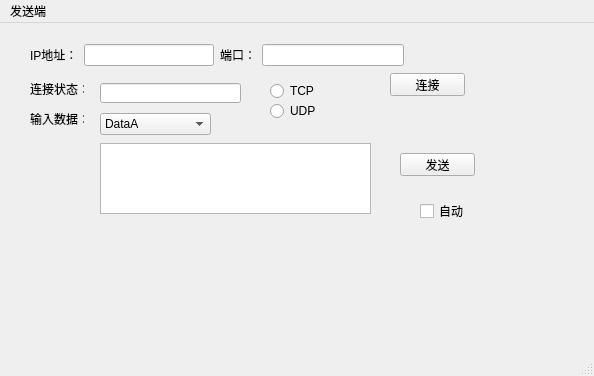
The window that APP/Client/client.ui (MarkeNoBoluo/Socket-connection) describes before a commit, drawn with Qt 5.
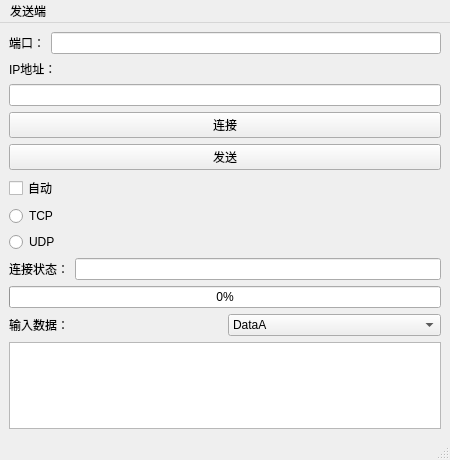
The same window after the commit.

What changed in the file:
```diff
--- a/APP/Client/client.ui
+++ b/APP/Client/client.ui
@@ -6,192 +6,193 @@
    <rect>
     <x>0</x>
     <y>0</y>
-    <width>594</width>
-    <height>376</height>
+    <width>450</width>
+    <height>460</height>
    </rect>
   </property>
   <property name="windowTitle">
    <string>App</string>
   </property>
+  <property name="styleSheet">
+   <string notr="true">QPushButton{
+ color:black
+}
+QPushButton:hover{
+ color:yellow
+}
+QPushButton:pressed{
+ color:red
+}
+
+QComboBox QAbstractItemView {
+    border: 2px solid darkgray;
+    selection-background-color: red;
+}
+QComboBox:editable {
+    background: blue;
+}
+</string>
+  </property>
   <widget class="QWidget" name="centralwidget">
-   <widget class="QPushButton" name="pushButton_send">
-    <property name="geometry">
-     <rect>
-      <x>400</x>
-      <y>130</y>
-      <width>75</width>
-      <height>23</height>
-     </rect>
-    </property>
-    <property name="text">
-     <string>发送</string>
-    </property>
-   </widget>
-   <widget class="QPushButton" name="pushButtonconnect">
-    <property name="geometry">
-     <rect>
-      <x>390</x>
-      <y>50</y>
-      <width>75</width>
-      <height>23</height>
-     </rect>
-    </property>
-    <property name="text">
-     <string>连接</string>
-    </property>
-   </widget>
-   <widget class="QCheckBox" name="checkBox_auto">
-    <property name="geometry">
-     <rect>
-      <x>420</x>
-      <y>180</y>
-      <width>71</width>
-      <height>16</height>
-     </rect>
-    </property>
-    <property name="text">
-     <string>自动</string>
-    </property>
-   </widget>
-   <widget class="QLineEdit" name="lineEdit_state">
-    <property name="geometry">
-     <rect>
-      <x>100</x>
-      <y>60</y>
-      <width>141</width>
-      <height>20</height>
-     </rect>
-    </property>
-   </widget>
-   <widget class="QLabel" name="label">
-    <property name="geometry">
-     <rect>
-      <x>30</x>
-      <y>60</y>
-      <width>54</width>
-      <height>12</height>
-     </rect>
-    </property>
-    <property name="text">
-     <string>连接状态：</string>
-    </property>
-   </widget>
-   <widget class="QComboBox" name="comboBox">
-    <property name="geometry">
-     <rect>
-      <x>100</x>
-      <y>90</y>
-      <width>111</width>
-      <height>22</height>
-     </rect>
-    </property>
+   <layout class="QVBoxLayout" name="verticalLayout_6">
     <item>
-     <property name="text">
-      <string>DataA</string>
-     </property>
+     <layout class="QVBoxLayout" name="verticalLayout_4">
+      <item>
+       <layout class="QHBoxLayout" name="horizontalLayout_2">
+        <item>
+         <widget class="QLabel" name="label_4">
+          <property name="text">
+           <string>端口：</string>
+          </property>
+         </widget>
+        </item>
+        <item>
+         <widget class="QLineEdit" name="portEdit"/>
+        </item>
+       </layout>
+      </item>
+      <item>
+       <layout class="QVBoxLayout" name="verticalLayout_5">
+        <item>
+         <widget class="QLabel" name="label_3">
+          <property name="text">
+           <string>IP地址：</string>
+          </property>
+         </widget>
+        </item>
+        <item>
+         <widget class="QLineEdit" name="ipEdit"/>
+        </item>
+       </layout>
+      </item>
+     </layout>
     </item>
     <item>
-     <property name="text">
-      <string>DataB</string>
-     </property>
+     <layout class="QVBoxLayout" name="verticalLayout_3">
+      <item>
+       <layout class="QVBoxLayout" name="verticalLayout">
+        <item>
+         <widget class="QPushButton" name="pushButtonconnect">
+          <property name="styleSheet">
+           <string notr="true">pushButtonconnect {color: red}</string>
+          </property>
+          <property name="text">
+           <string>连接</string>
+          </property>
+         </widget>
+        </item>
+       </layout>
+      </item>
+     </layout>
     </item>
-   </widget>
-   <widget class="QLabel" name="label_2">
-    <property name="geometry">
-     <rect>
-      <x>30</x>
-      <y>90</y>
-      <width>54</width>
-      <height>12</height>
-     </rect>
-    </property>
-    <property name="text">
-     <string>输入数据：</string>
-    </property>
-   </widget>
-   <widget class="QTextEdit" name="textEdit_enter">
-    <property name="geometry">
-     <rect>
-      <x>100</x>
-      <y>120</y>
-      <width>271</width>
-      <height>71</height>
-     </rect>
-    </property>
-   </widget>
-   <widget class="QRadioButton" name="radioButton_TCP">
-    <property name="geometry">
-     <rect>
-      <x>270</x>
-      <y>60</y>
-      <width>89</width>
-      <height>16</height>
-     </rect>
-    </property>
-    <property name="text">
-     <string>TCP</string>
-    </property>
-   </widget>
-   <widget class="QRadioButton" name="radioButton_UDP">
-    <property name="geometry">
-     <rect>
-      <x>270</x>
-      <y>80</y>
-      <width>89</width>
-      <height>16</height>
-     </rect>
-    </property>
-    <property name="text">
-     <string>UDP</string>
-    </property>
-   </widget>
-   <widget class="QWidget" name="">
-    <property name="geometry">
-     <rect>
-      <x>30</x>
-      <y>20</y>
-      <width>374</width>
-      <height>24</height>
-     </rect>
-    </property>
-    <layout class="QHBoxLayout" name="horizontalLayout_3">
-     <item>
-      <layout class="QHBoxLayout" name="horizontalLayout">
-       <item>
-        <widget class="QLabel" name="label_3">
+    <item>
+     <layout class="QVBoxLayout" name="verticalLayout_2">
+      <item>
+       <widget class="QPushButton" name="pushButton_send">
+        <property name="styleSheet">
+         <string notr="true"/>
+        </property>
+        <property name="text">
+         <string>发送</string>
+        </property>
+       </widget>
+      </item>
+      <item>
+       <widget class="QCheckBox" name="checkBox_auto">
+        <property name="text">
+         <string>自动</string>
+        </property>
+       </widget>
+      </item>
+      <item>
+       <widget class="QRadioButton" name="radioButton_TCP">
+        <property name="text">
+         <string>TCP</string>
+        </property>
+       </widget>
+      </item>
+      <item>
+       <widget class="QRadioButton" name="radioButton_UDP">
+        <property name="text">
+         <string>UDP</string>
+        </property>
+       </widget>
+      </item>
+     </layout>
+    </item>
+    <item>
+     <layout class="QHBoxLayout" name="horizontalLayout_4">
+      <item>
+       <widget class="QLabel" name="label">
+        <property name="text">
+         <string>连接状态：</string>
+        </property>
+       </widget>
+      </item>
+      <item>
+       <widget class="QLineEdit" name="lineEdit_state">
+        <property name="styleSheet">
+         <string notr="true">QLineEdit{color:red}</string>
+        </property>
+       </widget>
+      </item>
+     </layout>
+    </item>
+    <item>
+     <widget class="QProgressBar" name="progressBar">
+      <property name="maximum">
+       <number>5</number>
+      </property>
+      <property name="value">
+       <number>0</number>
+      </property>
+      <property name="invertedAppearance">
+       <bool>false</bool>
+      </property>
+      <property name="format">
+       <string>%p%</string>
+      </property>
+     </widget>
+    </item>
+    <item>
+     <layout class="QHBoxLayout" name="horizontalLayout_5">
+      <item>
+       <widget class="QLabel" name="label_2">
+        <property name="text">
+         <string>输入数据：</string>
+        </property>
+       </widget>
+      </item>
+      <item>
+       <widget class="QComboBox" name="comboBox">
+        <property name="styleSheet">
+         <string notr="true"/>
+        </property>
+        <item>
          <property name="text">
-          <string>IP地址：</string>
+          <string>DataA</string>
          </property>
-        </widget>
-       </item>
-       <item>
-        <widget class="QLineEdit" name="ipEdit"/>
-       </item>
-      </layout>
-     </item>
-     <item>
-      <layout class="QHBoxLayout" name="horizontalLayout_2">
-       <item>
-        <widget class="QLabel" name="label_4">
+        </item>
+        <item>
          <property name="text">
-          <string>端口：</string>
+          <string>DataB</string>
          </property>
-        </widget>
-       </item>
-       <item>
-        <widget class="QLineEdit" name="portEdit"/>
-       </item>
-      </layout>
-     </item>
-    </layout>
-   </widget>
+        </item>
+       </widget>
+      </item>
+     </layout>
+    </item>
+    <item>
+     <widget class="QTextEdit" name="textEdit_enter"/>
+    </item>
+   </layout>
   </widget>
   <widget class="QMenuBar" name="menubar">
    <property name="geometry">
     <rect>
      <x>0</x>
      <y>0</y>
-     <width>594</width>
+     <width>450</width>
      <height>23</height>
     </rect>
    </property>
```
